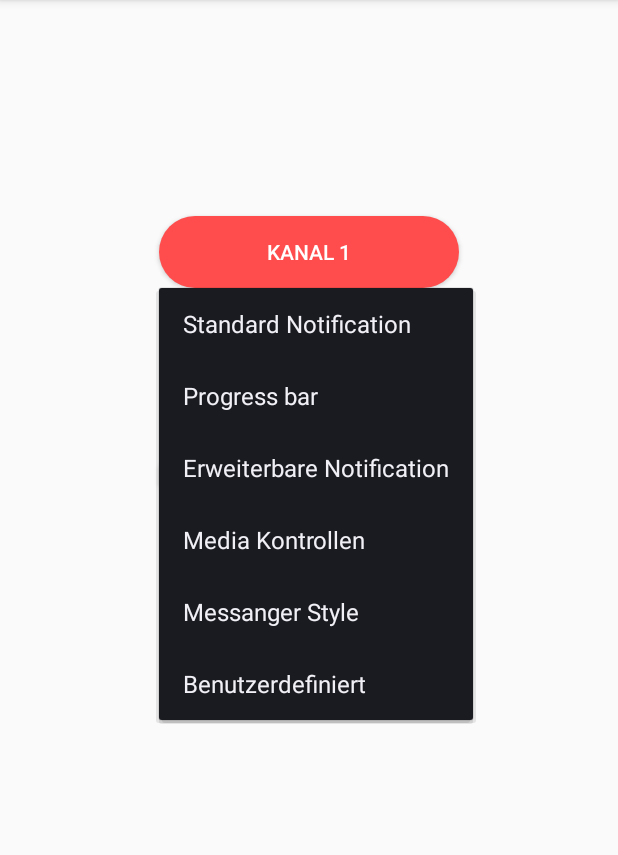
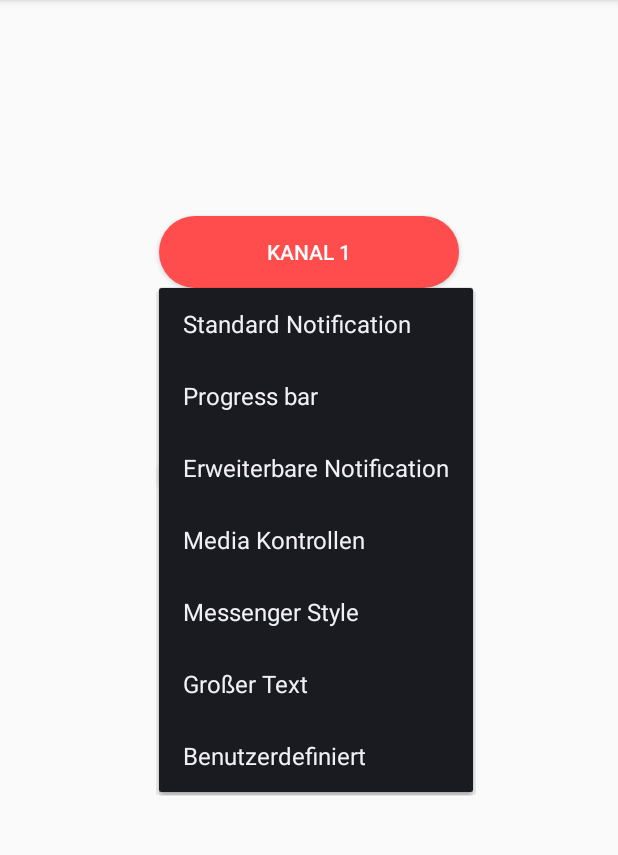
Before and after one commit to Cayleb-Ordo/Notification-Demo, an Android app: the CreateNotificationsOverview screen opened directly, with no data from a screen before it, after a tap on "KANAL 1", on a phone screen of 412 x 824 dp, the part 84-939 px from its top. Run offline under Robolectric (Android 15) with nearby library versions, the phone set to English and light mode, and no system bars.

Commit message:
Big Text Style implementiert
Testen ob NotificationController umgebaut werden kann.

```diff
--- a/Programm/app/src/main/res/menu/not_popupmenu.xml
+++ b/Programm/app/src/main/res/menu/not_popupmenu.xml
@@ -17,6 +17,9 @@
     <item android:id="@+id/Pop_Rply"
         android:title="@string/Pop_Rply">
     </item>
+    <item android:id="@+id/Pop_BigText"
+        android:title="@string/Pop_BigText">
+    </item>
     <item android:id="@+id/Pop_Custom"
         android:title="@string/Pop_Custom">
     </item>
--- a/Programm/app/src/main/res/values/strings.xml
+++ b/Programm/app/src/main/res/values/strings.xml
@@ -15,6 +15,10 @@
     <string name="NotProgEndText">Download abgeschlossen</string>
     <string name="NotExpanTitle">Mausi\'s Katzenschrei</string>
     <string name="NotExpanText">Mausi und die Mäuse</string>
+    <string name="NotBTextContent">Großer Text Notification</string>
+    <string name="NotBText_lorem">"Lorem ipsum dolor sit amet, consectetur adipiscing elit, sed do eiusmod tempor incididunt ut labore et dolore magna aliqua. Ut enim ad minim veniam, quis nostrud exercitation ullamco laboris nisi ut aliquip ex ea commodo consequat. Duis aute irure dolor in reprehenderit in voluptate velit esse cillum dolore eu fugiat nulla pariatur. Excepteur sint occaecat cupidatat non proident, sunt in culpa qui officia deserunt mollit anim id est laborum."</string>
+    <string name="NotBTextConTitle">Das ist viel Text</string>
+    <string name="NotBTextSumm">Zusammenfasung:</string>
     <!-- Notification-Action-Buttons-->
     <string name="NotActionClose">Schließen</string>
     <string name="NotActionReply">Antworten</string>
@@ -35,7 +39,8 @@
     <string name="Pop_Default">Standard Notification</string>
     <string name="Pop_Progress">Progress bar</string>
     <string name="Pop_Expandable">Erweiterbare Notification</string>
+    <string name="Pop_BigText">Großer Text</string>
     <string name="Pop_Media">Media Kontrollen</string>
-    <string name="Pop_Rply">Messanger Style</string>
+    <string name="Pop_Rply">Messenger Style</string>
     <string name="Pop_Custom">Benutzerdefiniert</string>
 </resources>
```
Also changed, not shown: Programm/app/src/main/java/de/fentzl/notification_demo/CreateNotificationsOverview.java (+9 -0 lines), Programm/app/src/main/java/de/fentzl/notification_demo/NotificationController.java (+39 -5 lines), Programm/app/src/main/java/de/fentzl/notification_demo/NotificationReceiver.java (+14 -7 lines), 2 other files.
